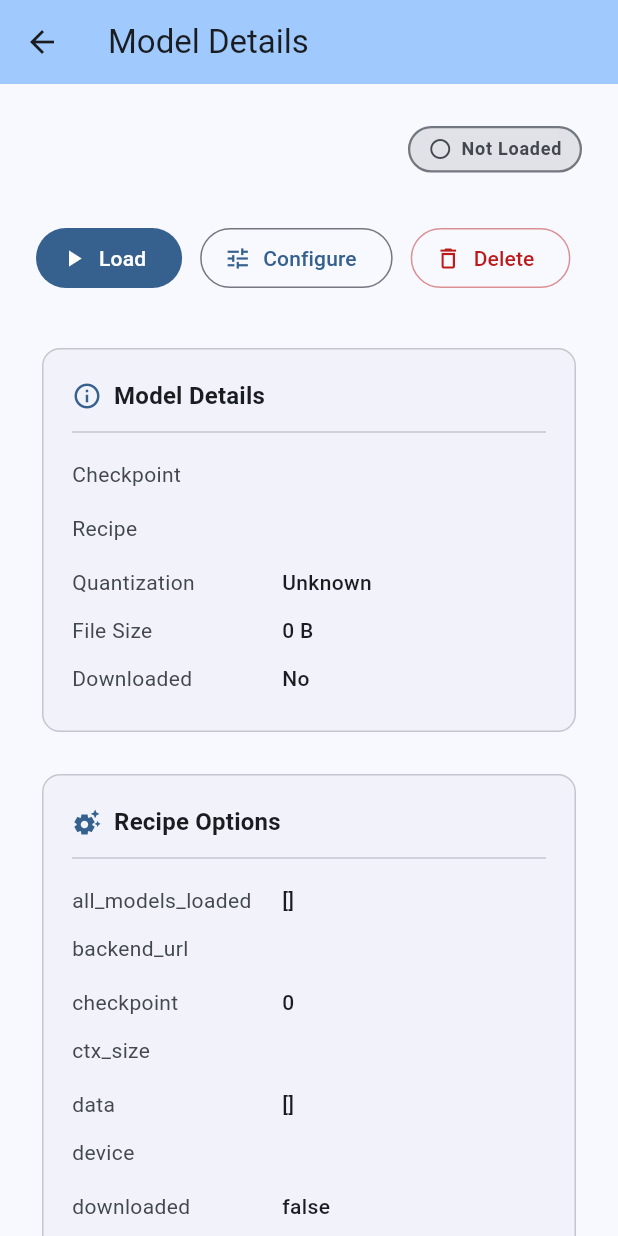
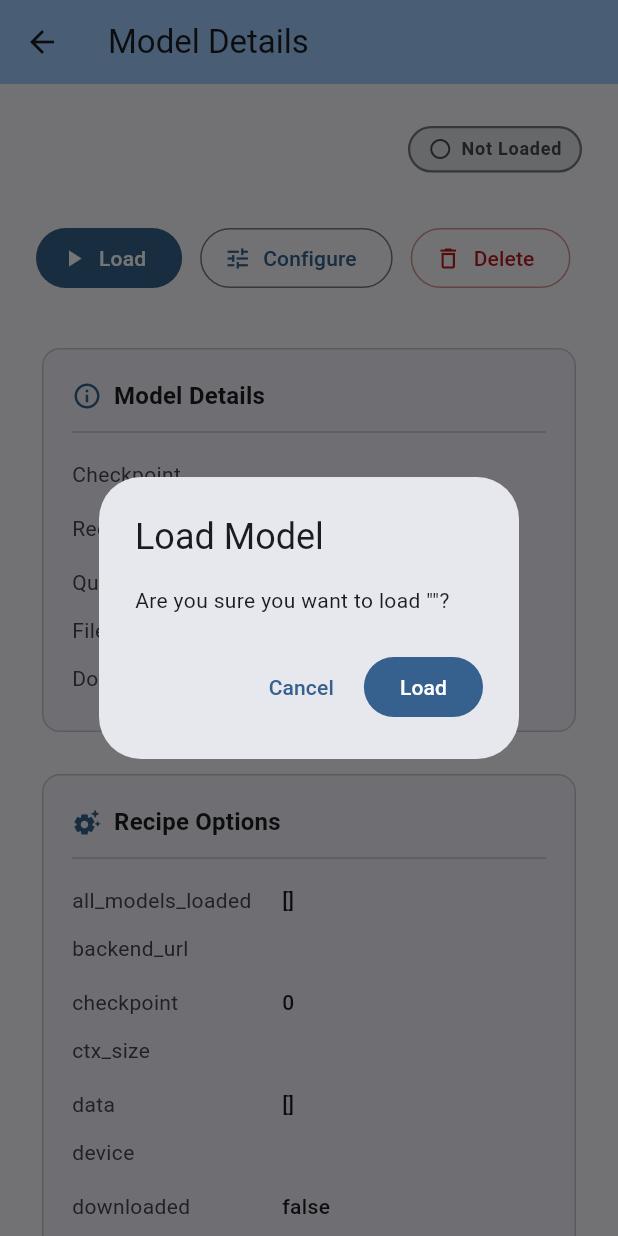
Before and after one commit to Kidsnd274/lemonade_controller, a Flutter app: the ModelPage screen opened directly with empty values, after a tap on "Load", on a phone screen of 412 x 824 dp. Run offline on Flutter 3.47's test engine with Material 3 defaults, Android fonts, the phone set to English and light mode, and no system bars; our stand-ins replace dio, flutter_riverpod, logger, shared_preferences; accounts and stored records are empty; network calls fail.

Commit message:
Refactor loaded model card and model page now has quant colours and unload

```diff
--- a/lib/pages/home/widgets/loaded_models_list.dart
+++ b/lib/pages/home/widgets/loaded_models_list.dart
@@ -2,7 +2,7 @@ import 'package:flutter/material.dart';
 import 'package:flutter_riverpod/flutter_riverpod.dart';
 import 'package:lemonade_controller/models/lemonade_model.dart';
 import 'package:lemonade_controller/models/loaded_model.dart';
-import 'package:lemonade_controller/pages/home/widgets/loaded_model_card.dart';
+import 'package:lemonade_controller/pages/models_list/widgets/model_card.dart';
 import 'package:lemonade_controller/providers/api_providers.dart';
 
 class LoadedModelsList extends ConsumerWidget {
@@ -21,7 +21,7 @@ class LoadedModelsList extends ConsumerWidget {
           LemonadeModel currModel = models.firstWhere(
             (m) => m.id == currLoadedModel.modelName,
           );
-          return LoadedModelCard(model: currModel);
+          return ModelCard(model: currModel);
         },
       ),
       error: (err, _) => Center(child: Text('Error $err')),
--- a/lib/pages/model_page/model_page.dart
+++ b/lib/pages/model_page/model_page.dart
@@ -2,6 +2,7 @@ import 'package:flutter/material.dart';
 import 'package:flutter_riverpod/flutter_riverpod.dart';
 import 'package:lemonade_controller/models/lemonade_model.dart';
 import 'package:lemonade_controller/providers/api_providers.dart';
+import 'package:lemonade_controller/utils/quantization_color.dart';
 
 /// Approximate bits-per-weight for common GGUF quantization formats.
 const _quantizationBitsPerWeight = <String, double>{
@@ -131,8 +132,10 @@ class _Header extends StatelessWidget {
                   if (model.isUserModel)
                     _Badge(
                       label: model.quantization,
-                      backgroundColor: theme.colorScheme.secondary,
-                      foregroundColor: theme.colorScheme.onSecondary,
+                      backgroundColor:
+                          quantizationColor(model.quantizationLevel),
+                      foregroundColor:
+                          quantizationForegroundColor(model.quantizationLevel),
                     ),
                 ],
               ),
@@ -259,13 +262,14 @@ class _ActionButtons extends ConsumerWidget {
       runSpacing: 12,
       children: [
         // Load / Unload
-        FilledButton.icon(
+        isLoaded
+            ? FilledButton.icon(
                 onPressed: isLoading
                     ? null
-              : isLoaded
-                  ? null // unload not yet implemented
-                  : () =>
-                      ref.read(loadingModelsProvider.notifier).loadModel(model.id),
+                    : () => _confirmUnload(context, ref),
+                style: FilledButton.styleFrom(
+                  backgroundColor: theme.colorScheme.error,
+                ),
                 icon: isLoading
                     ? const SizedBox(
                         width: 16,
@@ -275,14 +279,24 @@ class _ActionButtons extends ConsumerWidget {
                           color: Colors.white,
                         ),
                       )
-              : Icon(isLoaded ? Icons.stop : Icons.play_arrow),
-          label: Text(
-            isLoading
-                ? 'Loading…'
-                : isLoaded
-                    ? 'Unload'
-                    : 'Load',
+                    : const Icon(Icons.stop),
+                label: Text(isLoading ? 'Unloading…' : 'Unload'),
+              )
+            : FilledButton.icon(
+                onPressed: isLoading
+                    ? null
+                    : () => _confirmLoad(context, ref),
+                icon: isLoading
+                    ? const SizedBox(
+                        width: 16,
+                        height: 16,
+                        child: CircularProgressIndicator(
+                          strokeWidth: 2,
+                          color: Colors.white,
                         ),
+                      )
+                    : const Icon(Icons.play_arrow),
+                label: Text(isLoading ? 'Loading…' : 'Load'),
               ),
 
         // Configure
@@ -311,6 +325,56 @@ class _ActionButtons extends ConsumerWidget {
           ),
         ),
       ],
+    );
+  }
+
+  void _confirmLoad(BuildContext context, WidgetRef ref) {
+    showDialog(
+      context: context,
+      builder: (ctx) => AlertDialog(
+        title: const Text('Load Model'),
+        content: Text('Are you sure you want to load "${model.displayName}"?'),
+        actions: [
+          TextButton(
+            onPressed: () => Navigator.of(ctx).pop(),
+            child: const Text('Cancel'),
+          ),
+          FilledButton(
+            onPressed: () {
+              Navigator.of(ctx).pop();
+              ref.read(loadingModelsProvider.notifier).loadModel(model.id);
+            },
+            child: const Text('Load'),
+          ),
+        ],
+      ),
+    );
+  }
+
+  void _confirmUnload(BuildContext context, WidgetRef ref) {
+    showDialog(
+      context: context,
+      builder: (ctx) => AlertDialog(
+        title: const Text('Unload Model'),
+        content:
+            Text('Are you sure you want to unload "${model.displayName}"?'),
+        actions: [
+          TextButton(
+            onPressed: () => Navigator.of(ctx).pop(),
+            child: const Text('Cancel'),
+          ),
+          FilledButton(
+            style: FilledButton.styleFrom(
+              backgroundColor: Theme.of(ctx).colorScheme.error,
+            ),
+            onPressed: () {
+              Navigator.of(ctx).pop();
+              ref.read(loadingModelsProvider.notifier).unloadModel(model.id);
+            },
+            child: const Text('Unload'),
+          ),
+        ],
+      ),
     );
   }
 
```
Also changed, not shown: lib/pages/home/widgets/loaded_model_card.dart (deleted, +0 -134 lines). Lines whose indentation alone changed are shown as unchanged.
